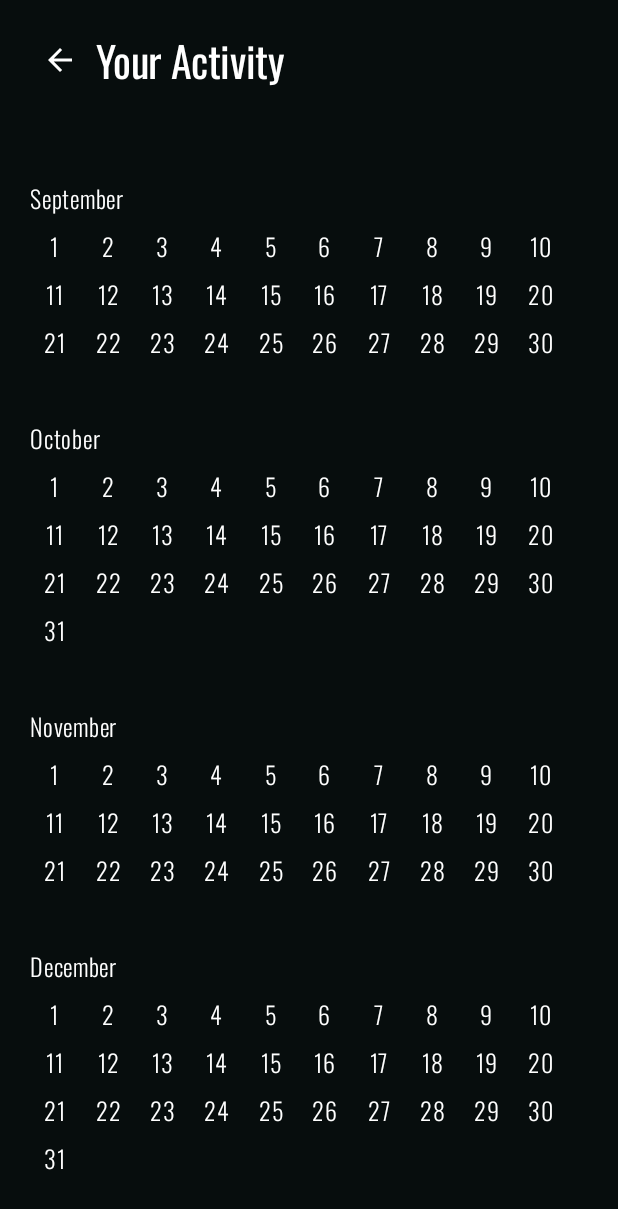
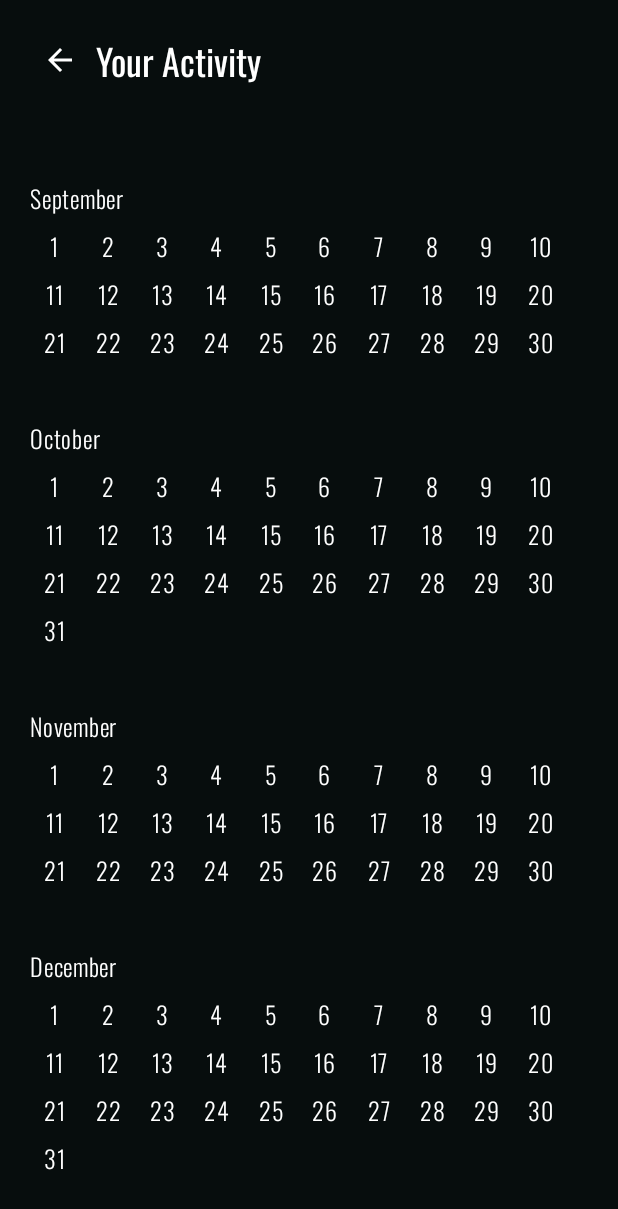
Before and after one commit to jibbo/norwegian-training-android, an Android app built with Jetpack Compose: the LogActivity screen opened directly, with no data from a screen before it, scrolled down 1400 dp, on a phone screen of 412 x 824 dp. Shown: the top 1209 px of the screen. Run offline under Robolectric (Android 15) with nearby library versions, the phone set to English and light mode, and no system bars; our stand-ins replace Dagger/Hilt's generated code, Room's generated code; libraries missing offline, so code that uses them is left out: com.google.android.exoplayer2.

Commit message:
Refactor: Replace AnimatedToolbar with Toolbar and use Scaffold
This commit replaces the `AnimatedToolbar` with a simpler `Toolbar` composable in the settings and log screens.

Additionally, `MainActivityComposables` now uses `Scaffold` for its main layout, improving consistency with Material Design guidelines. The welcome message styling in the main screen has also been updated to use `Typography.headlineSmall`.

```diff
--- a/app/src/main/java/com/github/jibbo/norwegiantraining/components/SharedComposables.kt
+++ b/app/src/main/java/com/github/jibbo/norwegiantraining/components/SharedComposables.kt
@@ -91,6 +91,37 @@ fun ExoplayerExample() {
 }
 
 @Composable
+fun Toolbar(
+    name: String, backDispatcher: OnBackPressedDispatcher? = null
+) {
+    Row(
+        verticalAlignment = Alignment.CenterVertically,
+        modifier = Modifier
+            .fillMaxWidth()
+            .padding(vertical = 16.dp)
+    ) {
+        if (backDispatcher != null) {
+            IconButton(onClick = {
+                backDispatcher.onBackPressed()
+            }) {
+                Icon(
+                    painter = painterResource(
+                        id = R.drawable.outline_arrow_back_24
+                    ),
+                    contentDescription = R.string.back.localizable(),
+                    modifier = Modifier.size(24.dp)
+                )
+            }
+        }
+        Text(
+            text = name,
+            style = Typography.headlineSmall
+        )
+    }
+}
+
+
+@Composable
 fun AnimatedToolbar(
     name: String, listState: LazyListState, backDispatcher: OnBackPressedDispatcher? = null
 ) {
--- a/app/src/main/java/com/github/jibbo/norwegiantraining/log/LogComposables.kt
+++ b/app/src/main/java/com/github/jibbo/norwegiantraining/log/LogComposables.kt
@@ -27,7 +27,7 @@ import androidx.compose.ui.text.style.TextAlign
 import androidx.compose.ui.tooling.preview.Preview
 import androidx.compose.ui.unit.dp
 import com.github.jibbo.norwegiantraining.R
-import com.github.jibbo.norwegiantraining.components.AnimatedToolbar
+import com.github.jibbo.norwegiantraining.components.Toolbar
 import com.github.jibbo.norwegiantraining.components.localizable
 import com.github.jibbo.norwegiantraining.data.Session
 import com.github.jibbo.norwegiantraining.ui.theme.NorwegianTrainingTheme
@@ -52,9 +52,8 @@ internal fun Logs(
                 bottom = innerPadding.calculateBottomPadding()
             )
     ) {
-        AnimatedToolbar(
+        Toolbar(
             R.string.title_activity_logs.localizable(),
-            listState,
             LocalOnBackPressedDispatcherOwner.current?.onBackPressedDispatcher
         )
         Row(
--- a/app/src/main/java/com/github/jibbo/norwegiantraining/settings/Composables.kt
+++ b/app/src/main/java/com/github/jibbo/norwegiantraining/settings/Composables.kt
@@ -43,6 +43,7 @@ import androidx.core.net.toUri
 import com.github.jibbo.norwegiantraining.BuildConfig
 import com.github.jibbo.norwegiantraining.R
 import com.github.jibbo.norwegiantraining.components.AnimatedToolbar
+import com.github.jibbo.norwegiantraining.components.Toolbar
 import com.github.jibbo.norwegiantraining.components.localizable
 import com.github.jibbo.norwegiantraining.data.FakeSettingsRepository
 import com.github.jibbo.norwegiantraining.data.FakeTracker
@@ -68,8 +69,8 @@ internal fun SettingsScreen(
                 bottom = innerPadding.calculateBottomPadding()
             )
     ) {
-        AnimatedToolbar(
-            R.string.title_activity_settings.localizable(), listState,
+        Toolbar(
+            R.string.title_activity_settings.localizable(),
             LocalOnBackPressedDispatcherOwner.current?.onBackPressedDispatcher
         )
         LazyColumn(
```
Also changed, not shown: app/src/main/java/com/github/jibbo/norwegiantraining/main/MainActivityComposables.kt (+9 -11 lines).
